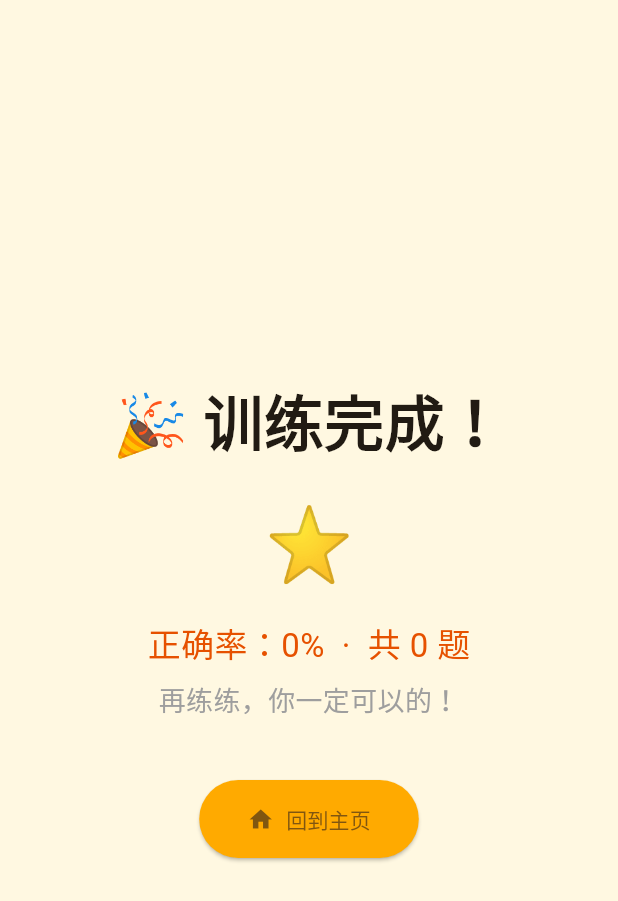
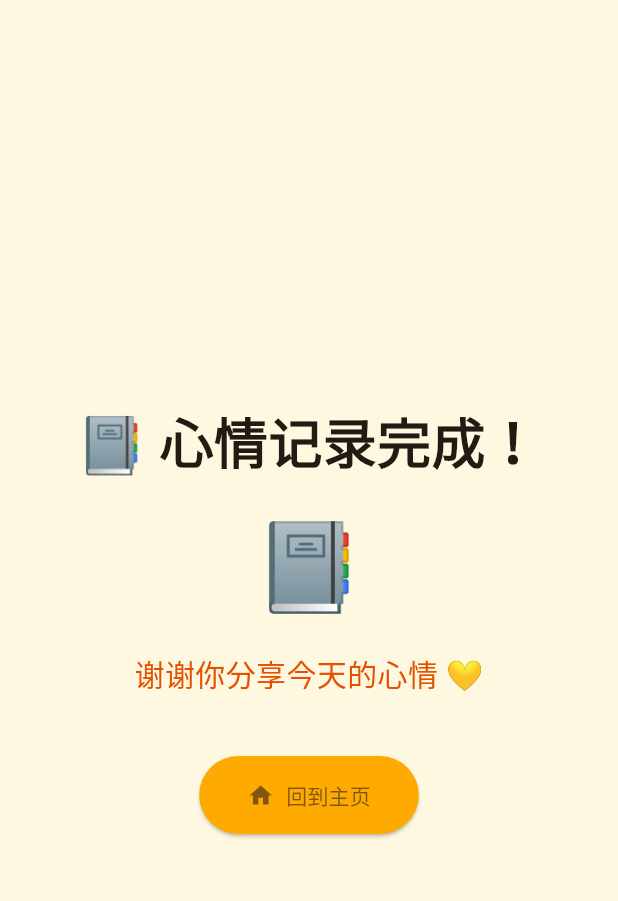
Before and after one commit to er-huo/ASD-system, a Flutter app: the SummaryScreen screen opened by its route, on a phone screen of 412 x 824 dp. Shown: the top 901 px of the screen. Run offline on Flutter 3.47's test engine with Material 3 defaults, Android fonts, the phone set to English and light mode, and no system bars; our stand-ins replace fl_chart, flutter_riverpod, go_router, just_audio, shared_preferences; accounts and stored records are empty.

Commit message:
feat: 心情日记专属UI — 7情绪大按钮，点击Tino变色，无对错判断，专属总结页

```diff
--- a/flutter_app/lib/screens/summary_screen.dart
+++ b/flutter_app/lib/screens/summary_screen.dart
@@ -3,12 +3,15 @@ import 'package:go_router/go_router.dart';
 
 class SummaryScreen extends StatelessWidget {
   final String sessionId;
-  final int accuracy;
+  final int accuracy;   // percentage 0-100; -1 means diary (no scoring)
   final int total;
 
   const SummaryScreen({super.key, required this.sessionId, required this.accuracy, required this.total});
 
+  bool get _isDiary => total == 0 && accuracy == 0;
+
   String get _stars {
+    if (_isDiary) return '📔';
     if (accuracy >= 90) return '⭐⭐⭐';
     if (accuracy >= 70) return '⭐⭐';
     return '⭐';
@@ -19,18 +22,28 @@ class SummaryScreen extends StatelessWidget {
     return Scaffold(
       backgroundColor: const Color(0xFFFFF8E1),
       body: Center(child: Column(mainAxisAlignment: MainAxisAlignment.center, children: [
-        const Text('🎉 训练完成！', style: TextStyle(fontSize: 40, fontWeight: FontWeight.bold)),
+        Text(
+          _isDiary ? '📔 心情记录完成！' : '🎉 训练完成！',
+          style: const TextStyle(fontSize: 36, fontWeight: FontWeight.bold),
+        ),
         const SizedBox(height: 16),
-        Text(_stars, style: const TextStyle(fontSize: 48)),
+        Text(_stars, style: const TextStyle(fontSize: 56)),
         const SizedBox(height: 16),
-        Text('正确率：$accuracy%  ·  共 $total 题', style: const TextStyle(fontSize: 22, color: Color(0xFFE65100))),
-        const SizedBox(height: 8),
-        Text(accuracy >= 80 ? '太棒了！继续加油！' : '再练练，你一定可以的！',
-            style: const TextStyle(fontSize: 18, color: Colors.grey)),
+        if (_isDiary)
+          const Text('谢谢你分享今天的心情 💛',
+              style: TextStyle(fontSize: 20, color: Color(0xFFE65100)))
+        else ...[
+          Text('正确率：$accuracy%  ·  共 $total 题',
+              style: const TextStyle(fontSize: 22, color: Color(0xFFE65100))),
+          const SizedBox(height: 8),
+          Text(accuracy >= 80 ? '太棒了！继续加油！' : '再练练，你一定可以的！',
+              style: const TextStyle(fontSize: 18, color: Colors.grey)),
+        ],
         const SizedBox(height: 40),
         ElevatedButton.icon(
           icon: const Icon(Icons.home), label: const Text('回到主页'),
-          style: ElevatedButton.styleFrom(backgroundColor: const Color(0xFFFFAA00),
+          style: ElevatedButton.styleFrom(
+              backgroundColor: const Color(0xFFFFAA00),
               padding: const EdgeInsets.symmetric(horizontal: 32, vertical: 16)),
           onPressed: () => context.go('/splash'),
         ),
```
Also changed, not shown: flutter_app/lib/screens/training_screen.dart (+109 -0 lines).
